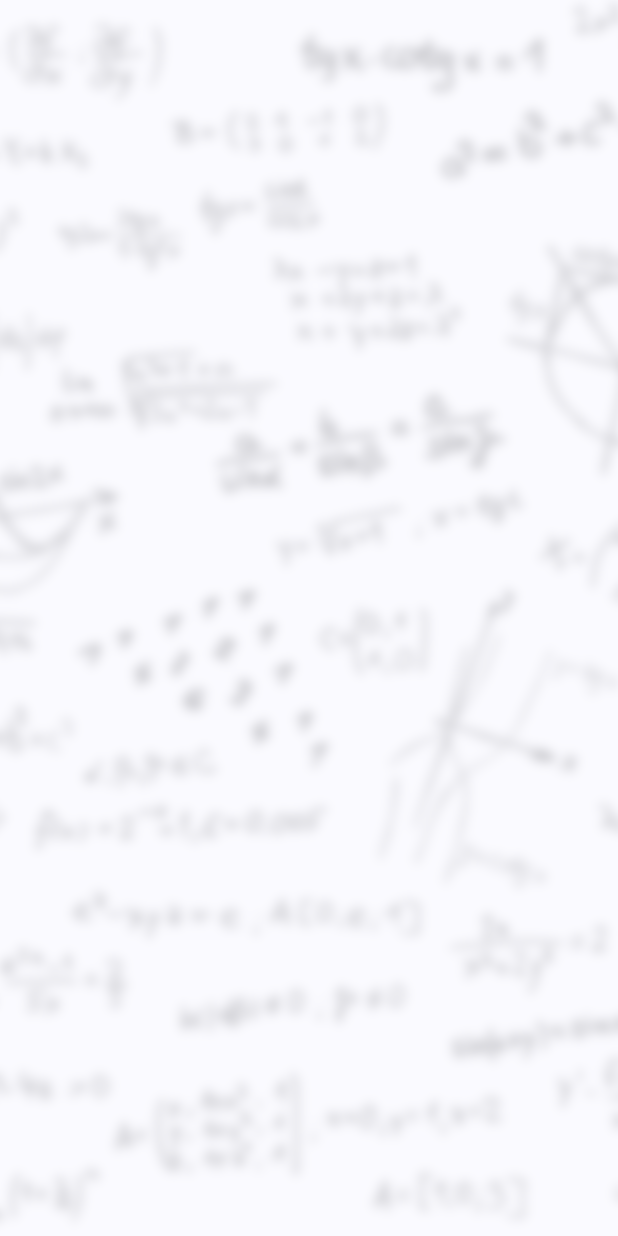
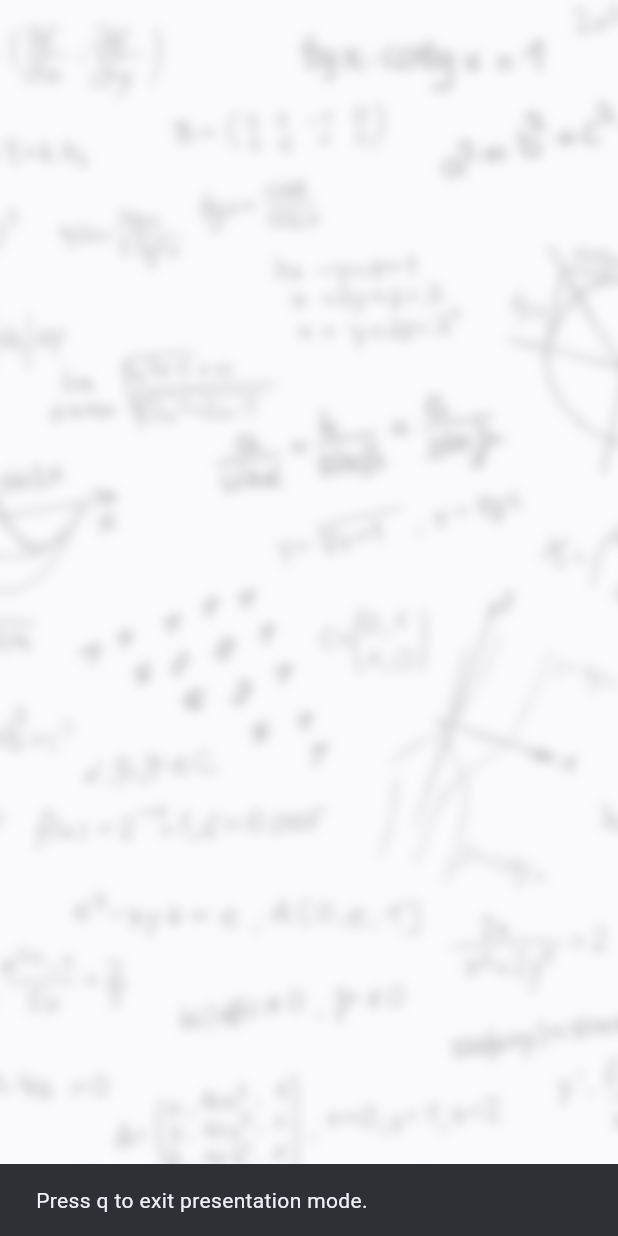
Before and after one commit to paul019/integration_bee_helper, a Flutter app: the PresentationScreenWrapper screen opened directly, on a phone screen of 412 x 824 dp. Run offline on Flutter 3.47's test engine with Material 2 defaults, Android fonts, the light colour scheme and no system bars; our stand-ins replace cloud_firestore, firebase_auth, firebase_core, tuple; missing offline and left inert: dart:html, flutter_tex; accounts and stored records are empty; statements that could not run were skipped.

Commit message:
Add "Press q to exit presentation mode" feature

```diff
--- a/lib/screens/presentation_screen/presentation_screen_wrapper.dart
+++ b/lib/screens/presentation_screen/presentation_screen_wrapper.dart
@@ -16,6 +16,9 @@ class PresentationScreenWrapper extends StatefulWidget {
 }
 
 class _PresentationScreenWrapperState extends State<PresentationScreenWrapper> {
+  var focusNode = FocusNode();
+  var hasShownSnackbar = false;
+
   @override
   void initState() {
     document.documentElement?.requestFullscreen();
@@ -27,6 +30,20 @@ class _PresentationScreenWrapperState extends State<PresentationScreenWrapper> {
   Widget build(BuildContext context) {
     final authModel = Provider.of<User?>(context)!;
     final service = AgendaItemsService(uid: authModel.uid);
+
+    FocusScope.of(context).requestFocus(focusNode);
+
+    if (!hasShownSnackbar) {
+      WidgetsBinding.instance.addPostFrameCallback(
+        (_) => ScaffoldMessenger.of(context).showSnackBar(
+          const SnackBar(
+            content: Text('Press q to exit presentation mode.'),
+          ),
+        ),
+      );
+
+      hasShownSnackbar = true;
+    }
 
     return Scaffold(
       body: StreamProvider<List<AgendaItemModel>?>.value(
@@ -40,9 +57,17 @@ class _PresentationScreenWrapperState extends State<PresentationScreenWrapper> {
                   ? null
                   : agendaItems[0];
 
-          return PresentationScreen(
-            activeAgendaItem: activeAgendaItem,
-            size: MediaQuery.of(context).size,
+          return RawKeyboardListener(
+            focusNode: focusNode,
+            onKey: (event) {
+              if (event.character == 'q') {
+                Navigator.of(context).pop();
+              }
+            },
+            child: PresentationScreen(
+              activeAgendaItem: activeAgendaItem,
+              size: MediaQuery.of(context).size,
+            ),
           );
         },
       ),
```
